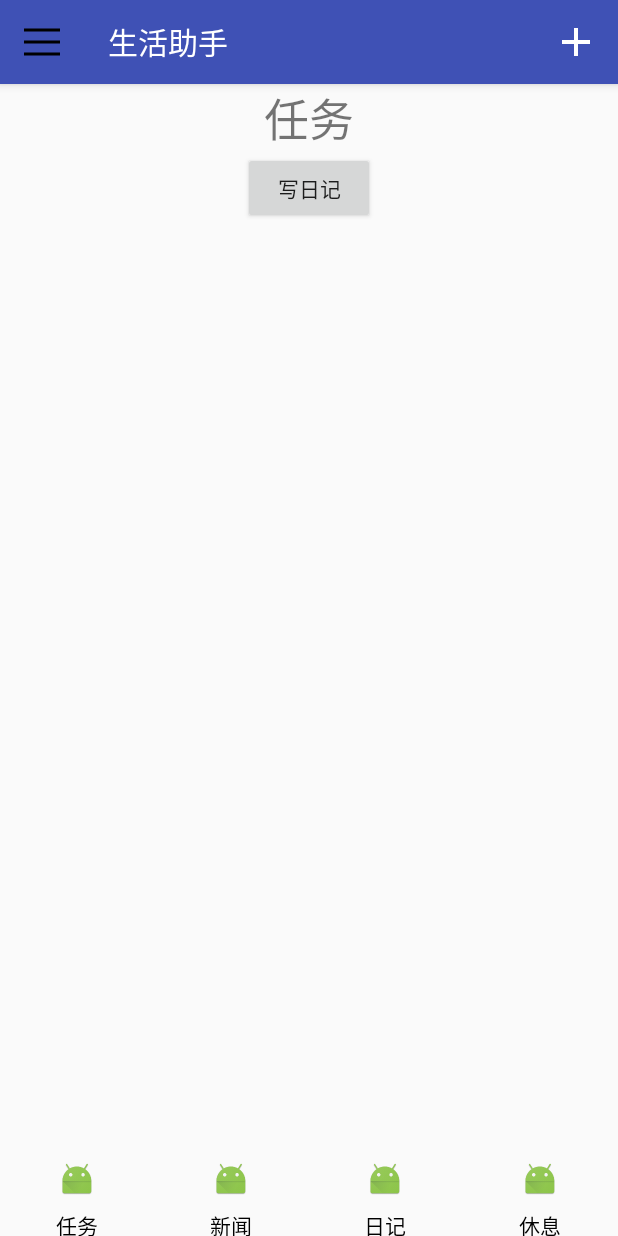
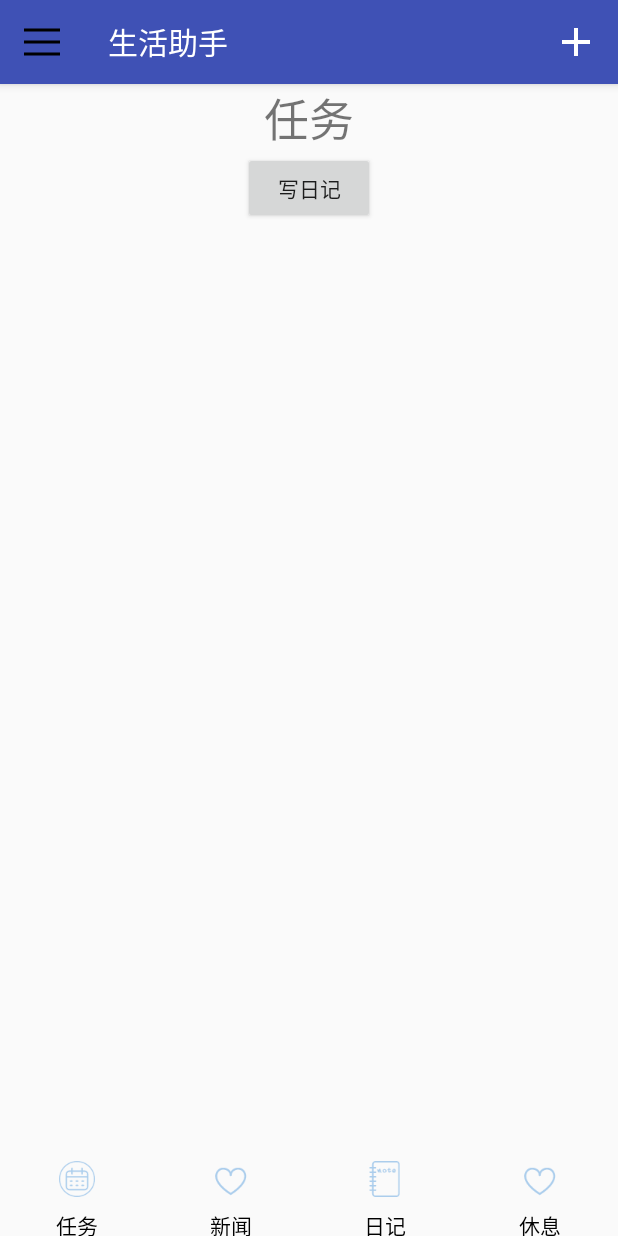
Before and after one commit to Conanmxy/SITP, an Android app: the screen it shows after launch (MainActivity), on a phone screen of 412 x 824 dp. Run offline under Robolectric (Android 15) with nearby library versions, the phone set to English and light mode, and no system bars; libraries missing offline, so code that uses them is left out: org.litepal, org.litepal.crud, rx.android.schedulers, rx.functions, rx.schedulers.

Commit message:
修改了部分界面

```diff
--- a/app/src/main/java/com/example/s1/MainActivity.java
+++ b/app/src/main/java/com/example/s1/MainActivity.java
@@ -78,11 +78,11 @@ public class MainActivity extends AppCompatActivity {
                 if(tab==mTablayout.getTabAt(0)){
                     schedule.setIcon(R.mipmap.ic_menu_anniversary);
                 }else if(tab==mTablayout.getTabAt(1)){
-                    news.setIcon(R.mipmap.ic_menu_welfare_black);
+                    news.setIcon(R.mipmap.ic_menu_news_48);
                 }else if(tab==mTablayout.getTabAt(2)){
                     diary.setIcon(R.mipmap.ic_menu_diary);
                 }else if(tab==mTablayout.getTabAt(3)){
-                    control.setIcon(R.mipmap.ic_menu_welfare_white);
+                    control.setIcon(R.mipmap.ic_menu_welfare_black);
                 }
             }
 
@@ -167,10 +167,10 @@ public class MainActivity extends AppCompatActivity {
         diary=mTablayout.getTabAt(2);
         control=mTablayout.getTabAt(3);
 
-        schedule.setIcon(R.mipmap.ic_launcher);
-        news.setIcon(R.mipmap.ic_launcher);
-        diary.setIcon(R.mipmap.ic_launcher);
-        control.setIcon(R.mipmap.ic_launcher);
+        schedule.setIcon(R.mipmap.ic_menu_anniversary_dark);
+        news.setIcon(R.mipmap.ic_menu_welfare_dark);
+        diary.setIcon(R.mipmap.ic_menu_diary_dark);
+        control.setIcon(R.mipmap.ic_menu_welfare_dark);
 
     }
 
```
Also changed, not shown: app/src/main/java/com/example/s1/WriteDiaryActivity.java (+9 -5 lines), app/src/main/res/drawable/news_48.png (added), app/src/main/res/mipmap-xhdpi/ic_menu_news_48.png (added), app/src/main/res/mipmap-xhdpi/ic_menu_welfare_black.png.
